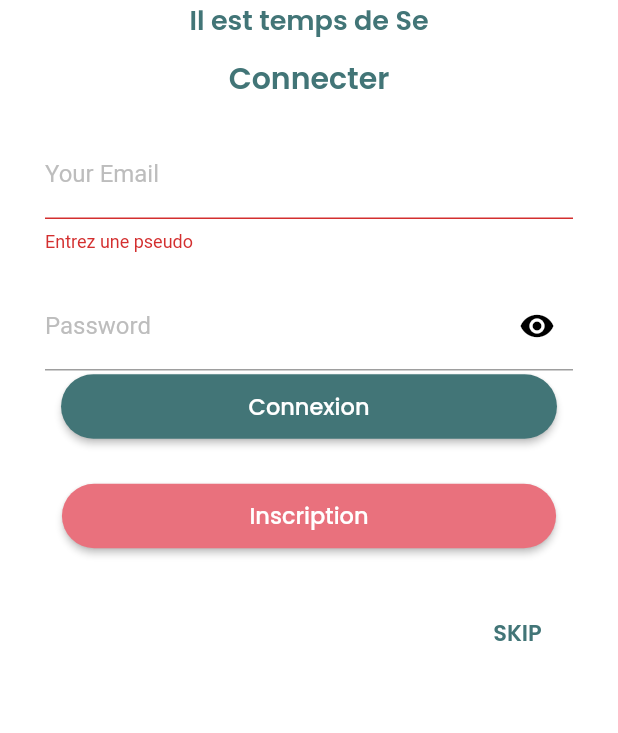
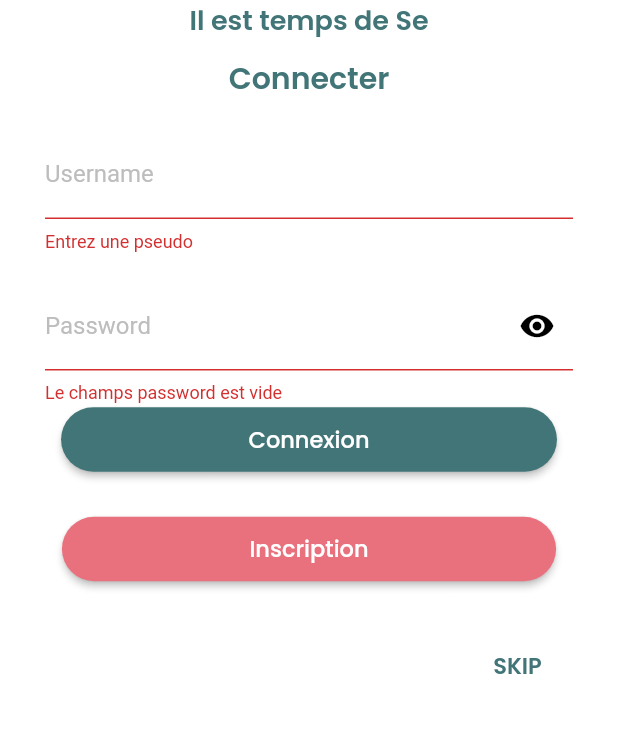
Before and after one commit to inadias/flutter-remindme, a Flutter app: the LoginPage screen opened directly, after a tap on "Inscription", after a tap on "Connexion", on a phone screen of 412 x 824 dp, the part 459-1192 px from its top. Run offline on Flutter 3.47's test engine with Material 2 defaults, Android fonts, the light colour scheme and no system bars; our stand-ins replace google_fonts.

Commit message:
ajout systeme de validation des champs

```diff
--- a/lib/login_form.dart
+++ b/lib/login_form.dart
@@ -12,6 +12,7 @@ class LoginForm extends StatefulWidget {
 class _LoginFormState extends State<LoginForm> {
   var _obscureText = true;
   var _username="";
+  var _password="";
 
   _checkLoginValue(){
     if(_formKey.currentState!.validate()){
@@ -35,8 +36,9 @@ class _LoginFormState extends State<LoginForm> {
           DelayedAnimation(
             delay: 2000,
             child: TextFormField(
+              keyboardType: TextInputType.text,
               decoration: InputDecoration(
-                labelText: 'Your Email',
+                labelText: 'Username',
                 labelStyle: TextStyle(
                   color: Colors.grey[400],
                 ),
@@ -56,7 +58,8 @@ class _LoginFormState extends State<LoginForm> {
           SizedBox(height: 20),
           DelayedAnimation(
             delay: 2500,
-            child: TextField(
+            child: TextFormField(
+              keyboardType: TextInputType.text,
               obscureText: _obscureText,
               decoration: InputDecoration(
                 labelStyle: TextStyle(
@@ -75,6 +78,15 @@ class _LoginFormState extends State<LoginForm> {
                   },
                 ),
               ),
+              validator: (value) {
+                if(value!.isEmpty){
+                  return "Le champs password est vide";
+                }
+                return null;
+              },
+              onSaved: (value) {
+                _password=value!;
+              },
             ),
           ),
           DelayedAnimation(
--- a/lib/registration_form.dart
+++ b/lib/registration_form.dart
@@ -1,4 +1,5 @@
 import 'package:flutter/material.dart';
+import 'package:google_fonts/google_fonts.dart';
 
 import 'package:remind_me/animation_delay.dart';
 
@@ -10,53 +11,94 @@ class RegisterForm extends StatefulWidget {
 
 class _RegisterFormState extends State<RegisterForm> {
   var _obscureText = true;
+  final GlobalKey<FormState> _formKey= GlobalKey<FormState>();
+  final color_green = const Color(0xFF427577);
+  var _username="";
+   var _email="";
+
+
+   TextEditingController _password = TextEditingController();
+   TextEditingController _confirmPassword = TextEditingController();
+
+  _checkRegistrationValue(){
+    if(_formKey.currentState!.validate()){
+      return;
+    }else{
+      return 'Merci de remplir le formumaire de connexion ';
+    }
+  }
+
+
   @override
   Widget build(BuildContext context) {
     return Container(
       margin: EdgeInsets.symmetric(
         horizontal: 30,
       ),
+      child: Form(
+        key:_formKey,
       child: Column(
         children: [
           DelayedAnimation(
             delay: 2000,
-            child: TextField(
+            child: TextFormField(
+
               decoration: InputDecoration(
-                labelText: 'Nom',
+                labelText: 'Username',
                 labelStyle: TextStyle(
                   color: Colors.grey[400],
                 ),
               ),
+              validator: (value) {
+                if(value!.isEmpty){
+                  return "Le champs Username est vide";
+                }
+                if(value!.length <4 ){
+                return " La valeur entrée est trop courte";
+                }
+                if(value!.length >10 ){
+                  return " La valeur entrée est trop courte";
+                }
+
+
+                return null;
+              },
+              onSaved: (value) {
+                _username=value!;
+              },
             ),
           ),
+
           SizedBox(height: 10),
           DelayedAnimation(
             delay: 2000,
-            child: TextField(
-              decoration: InputDecoration(
-                labelText: 'Prénom',
-                labelStyle: TextStyle(
-                  color: Colors.grey[400],
-                ),
-              ),
-            ),
-          ),
-          SizedBox(height: 10),
-          DelayedAnimation(
-            delay: 2000,
-            child: TextField(
+            child: TextFormField(
               decoration: InputDecoration(
                 labelText: 'Email',
                 labelStyle: TextStyle(
                   color: Colors.grey[400],
                 ),
               ),
+              validator: (value) {
+                if(value!.isEmpty){
+                  return "Le champs Email est vide";
+                }
+                if(!RegExp(r"^[a-zA-Z0-9.a-zA-Z0-9.!#$%&'*+-/=?^_`{|}~]+@[a-zA-Z0-9]+\.[a-zA-Z]+")
+                    .hasMatch(value)){
+                   return "Format de l'email est incorrecte ";
+                }
+                return null;
+              },
+              onSaved: (value) {
+                _email=value!;
+              },
             ),
           ),
           SizedBox(height: 10),
           DelayedAnimation(
             delay: 2500,
-            child: TextField(
+            child: TextFormField(
+              controller: _password,
               obscureText: _obscureText,
               decoration: InputDecoration(
                 labelStyle: TextStyle(
@@ -75,11 +117,20 @@ class _RegisterFormState extends State<RegisterForm> {
                   },
                 ),
               ),
+              validator: (value) {
+                if(value!.isEmpty){
+                  return "Le champs Mot de passe est vide";
+                }
+
+                return null;
+              },
+
             ),
           ),
           DelayedAnimation(
             delay: 2500,
-            child: TextField(
+            child: TextFormField(
+              controller: _confirmPassword,
               obscureText: _obscureText,
               decoration: InputDecoration(
                 labelStyle: TextStyle(
@@ -98,10 +149,44 @@ class _RegisterFormState extends State<RegisterForm> {
                   },
                 ),
               ),
+              validator: (value) {
+                if(value!.isEmpty){
+                  return "Le champs Username est vide";
+                }
+             if( _password.text != _confirmPassword){
+               return "Ces mots de passe ne correspondent pas. Veuillez réessayer";
+             }
+
+                return null;
+              },
+
+            ),
+          ),
+          DelayedAnimation(
+            delay: 1500,
+            child: ElevatedButton(
+              style: ElevatedButton.styleFrom(
+                shape: StadiumBorder(),
+                primary: color_green,
+                padding: EdgeInsets.symmetric(
+                  horizontal: 125,
+                  vertical: 13,
+                ),
+              ),
+              child: Text(
+                'Envoyer',
+                style: GoogleFonts.poppins(
+                  color: Colors.white,
+                  fontSize: 15,
+                  fontWeight: FontWeight.w500,
+                ),
+              ),
+              onPressed: _checkRegistrationValue,
             ),
           ),
         ],
       ),
+      ),
     );
   }
 }
--- a/lib/registration_page.dart
+++ b/lib/registration_page.dart
@@ -66,35 +66,7 @@ class _RegisterPageState extends State<RegisterPage> {
 
               RegisterForm(),
               SizedBox(height: 20),
-              DelayedAnimation(
-                delay: 1500,
-                child: ElevatedButton(
-                  style: ElevatedButton.styleFrom(
-                    shape: StadiumBorder(),
-                    primary: color_green,
-                    padding: EdgeInsets.symmetric(
-                      horizontal: 125,
-                      vertical: 13,
-                    ),
-                  ),
-                  child: Text(
-                    'Envoyer',
-                    style: GoogleFonts.poppins(
-                      color: Colors.white,
-                      fontSize: 15,
-                      fontWeight: FontWeight.w500,
-                    ),
-                  ),
-                  onPressed: () {
-                    Navigator.push(
-                      context,
-                      MaterialPageRoute(
-                        builder: (context) => MyApp(),
-                      ),
-                    );
-                  },
-                ),
-              ),
+
 
             ],
 
```
